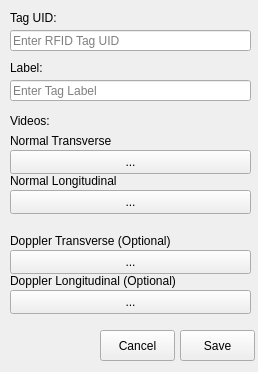
Old version of the form ui/rfid_tag_settings_window.ui in the repository SIMON-Education-Systems/SIMON_ui.
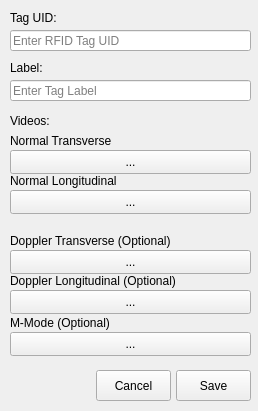
New version of the form.

The edit to the form file:
```diff
--- a/ui/rfid_tag_settings_window.ui
+++ b/ui/rfid_tag_settings_window.ui
@@ -7,7 +7,7 @@
     <x>0</x>
     <y>0</y>
     <width>258</width>
-    <height>372</height>
+    <height>411</height>
    </rect>
   </property>
   <property name="windowTitle">
@@ -186,8 +186,8 @@
    <widget class="QPushButton" name="save_button">
     <property name="geometry">
      <rect>
-      <x>180</x>
-      <y>330</y>
+      <x>176</x>
+      <y>370</y>
       <width>75</width>
       <height>31</height>
      </rect>
@@ -199,8 +199,8 @@
    <widget class="QPushButton" name="cancel_button">
     <property name="geometry">
      <rect>
-      <x>100</x>
-      <y>330</y>
+      <x>96</x>
+      <y>370</y>
       <width>75</width>
       <height>31</height>
      </rect>
@@ -209,6 +209,38 @@
      <string>Cancel</string>
     </property>
    </widget>
+   <widget class="QLabel" name="m_mode_label">
+    <property name="enabled">
+     <bool>true</bool>
+    </property>
+    <property name="geometry">
+     <rect>
+      <x>10</x>
+      <y>312</y>
+      <width>241</width>
+      <height>21</height>
+     </rect>
+    </property>
+    <property name="text">
+     <string>M-Mode (Optional)</string>
+    </property>
+   </widget>
+   <widget class="QPushButton" name="m_mode_button">
+    <property name="enabled">
+     <bool>true</bool>
+    </property>
+    <property name="geometry">
+     <rect>
+      <x>10</x>
+      <y>332</y>
+      <width>241</width>
+      <height>24</height>
+     </rect>
+    </property>
+    <property name="text">
+     <string>...</string>
+    </property>
+   </widget>
   </widget>
  </widget>
  <resources/>
```
